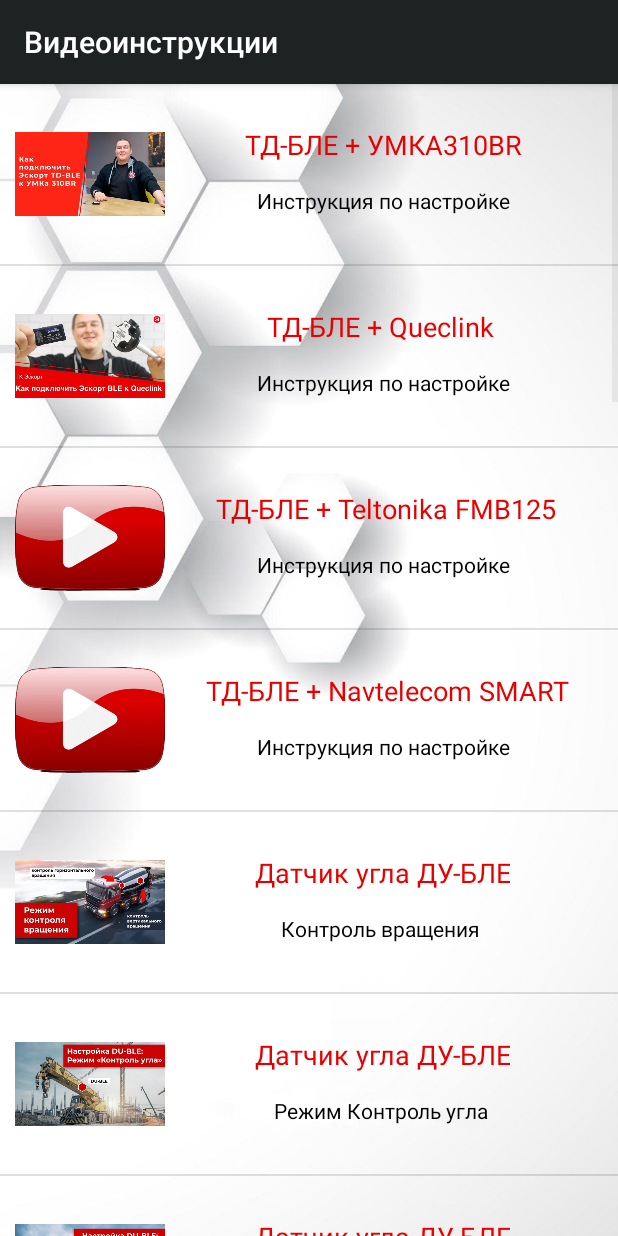
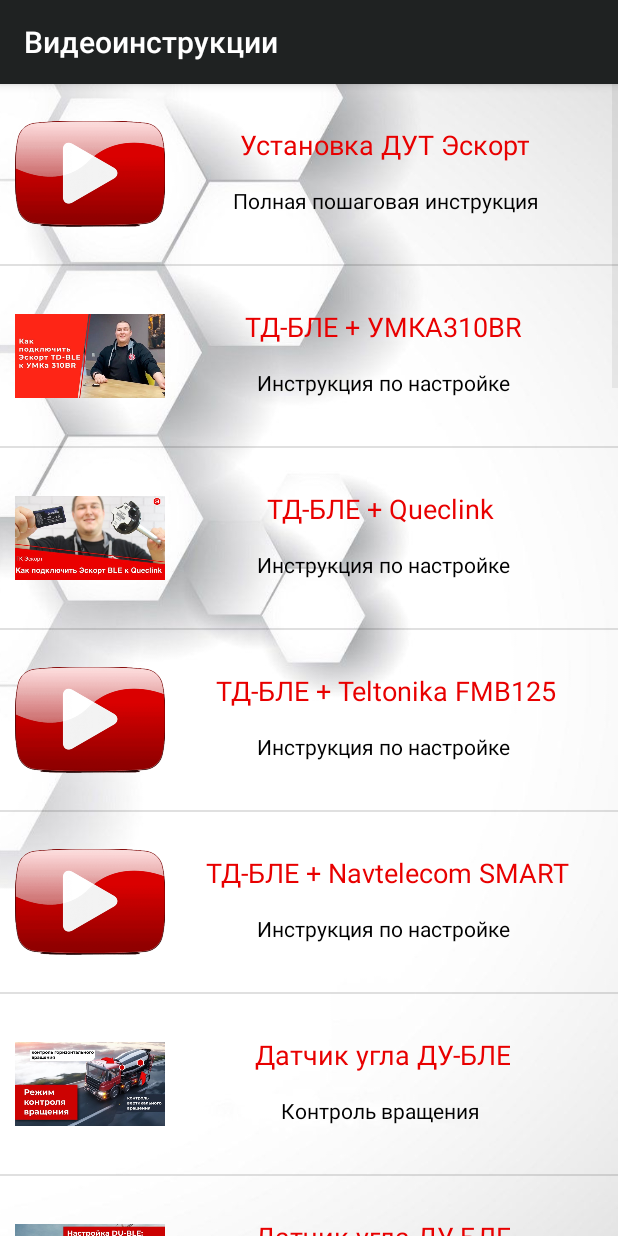
Before and after one commit to Zvereman/escort_handbook, an Android app: the VideoView screen opened directly, with no data from a screen before it, on a phone screen of 412 x 824 dp. Run offline under Robolectric (Android 15) with nearby library versions, the phone set to English and light mode, and no system bars.

Commit message:
Added some info

```diff
--- a/app/src/main/java/ru/fmeter/escort_handbook/VideoView.java
+++ b/app/src/main/java/ru/fmeter/escort_handbook/VideoView.java
@@ -21,11 +21,13 @@
     private ListItemClass listItem;
     private CustomArrayAdapter adapter;
     private ListView listVideoinstructions;
-    private int [] array_video_img = {R.drawable.instruct_td_ble_umka310br, R.drawable.instruct_td_ble_queclink, R.drawable.instruct_img_default, R.drawable.instruct_img_default, R.drawable.instruct_du_ble_rotation_control,
+    private int [] array_video_img = {R.drawable.instruct_img_default, R.drawable.instruct_td_ble_umka310br, R.drawable.instruct_td_ble_queclink, R.drawable.instruct_img_default,
+            R.drawable.instruct_img_default, R.drawable.instruct_du_ble_rotation_control,
              R.drawable.instruct_du_ble_angle_control, R.drawable.instruct_du_ble_shovel, R.drawable.instruct_du_ble_blade, R.drawable.instruct_img_default, R.drawable.instruct_img_default,
-             R.drawable.instruct_img_default, R.drawable.instruct_img_default, R.drawable.instruct_img_default, R.drawable.instruct_img_default, R.drawable.instruct_img_default, R.drawable.instruct_img_default,
-             R.drawable.instruct_img_default, R.drawable.instruct_img_default, R.drawable.instruct_img_default, R.drawable.instruct_kalibr_tarir_dut, R.drawable.instruct_cnt_dut, R.drawable.instruct_dut_tarirovka_analog,
-    R.drawable.instruct_dut_suhaya_kalibrovka};
+             R.drawable.instruct_img_default, R.drawable.instruct_img_default, R.drawable.instruct_img_default, R.drawable.instruct_img_default,
+            R.drawable.instruct_img_default, R.drawable.instruct_img_default,
+             R.drawable.instruct_img_default, R.drawable.instruct_img_default, R.drawable.instruct_img_default, R.drawable.instruct_kalibr_tarir_dut,
+            R.drawable.instruct_cnt_dut, R.drawable.instruct_dut_tarirovka_analog, R.drawable.instruct_dut_suhaya_kalibrovka};
 
     @Override
     protected void onCreate(Bundle savedInstanceState) {
--- a/app/src/main/res/values/arrays.xml
+++ b/app/src/main/res/values/arrays.xml
@@ -49,6 +49,7 @@
     </string-array>
 
     <string-array name="videoinstructions_array_ttl">
+        <item>Установка ДУТ Эскорт</item>
         <item>ТД-БЛЕ + УМКА310BR</item>
         <item>ТД-БЛЕ + Queclink</item>
         <item>ТД-БЛЕ + Teltonika FMB125</item>
@@ -75,6 +76,7 @@
     </string-array>
 
     <string-array name="videoinstructions_array_sec_ttl">
+        <item>Полная пошаговая инструкция</item>
         <item>Инструкция по настройке</item>
         <item>Инструкция по настройке</item>
         <item>Инструкция по настройке</item>
@@ -101,6 +103,7 @@
     </string-array>
 
     <string-array name="videoinstructions_content_array">
+        <item>Oo2s0qJNqGs</item>
         <item>sdoMrN4JoEQ</item>
         <item>yvFwkXb5XFU</item>
         <item>pL02UsCCe-U</item>
--- a/app/src/main/res/values/strings.xml
+++ b/app/src/main/res/values/strings.xml
@@ -1,6 +1,6 @@
 <resources>
     <string name="app_name">Справочник</string>
-    <string name="app_version">ver. 1.0</string>
+    <string name="app_version">ver. 1.0.0.1</string>
     <string name="navigation_drawer_open">Open navigation drawer</string>
     <string name="navigation_drawer_close">Close navigation drawer</string>
     <string name="nav_header_title">Справочник монтажника</string>
```
